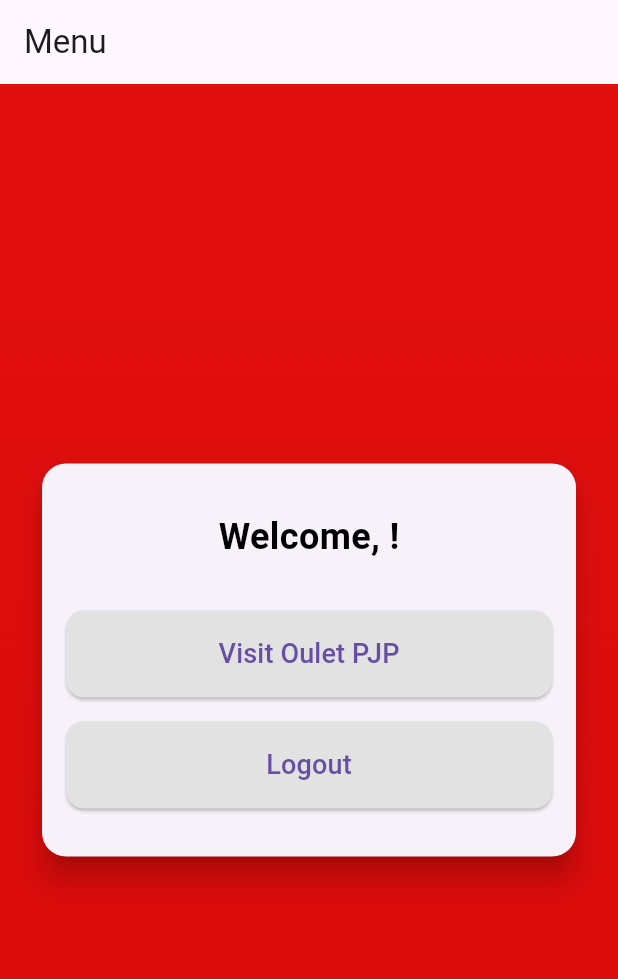
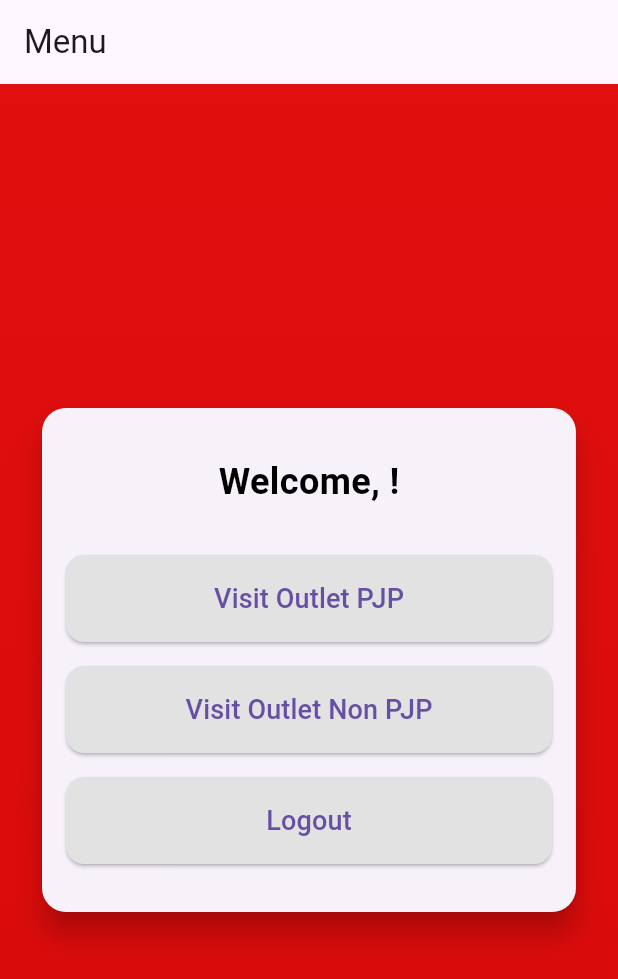
Before and after one commit to fikrim1109/pamasuka_app, a Flutter app: the MenuPage screen opened directly with empty values, on a phone screen of 412 x 824 dp. Shown: the top 979 px of the screen. Run offline on Flutter 3.47's test engine with Material 3 defaults, Android fonts, the light colour scheme and no system bars; our stand-ins replace image_picker.

Commit message:
feat: add non-pjp outlet menu option
- Added new 'Visit Outlet Non PJP' button in menu page
- Maintained consistent styling with existing buttons
- Updated navigation flow for new menu option

```diff
--- a/lib/menu_page.dart
+++ b/lib/menu_page.dart
@@ -46,11 +46,11 @@ class MenuPage extends StatelessWidget {
                       ),
                     ),
                     const SizedBox(height: 32),
+                    // Tombol Visit Outlet PJP
                     SizedBox(
                       width: double.infinity,
                       child: ElevatedButton(
                         onPressed: () {
-                          // Navigasi ke halaman isi data (HomePage)
                           Navigator.push(
                             context,
                             MaterialPageRoute(
@@ -69,17 +69,47 @@ class MenuPage extends StatelessWidget {
                           backgroundColor: const Color(0xFFE2E2E2),
                         ),
                         child: const Text(
-                          'Visit Oulet PJP',
+                          'Visit Outlet PJP',
                           style: TextStyle(fontSize: 18),
                         ),
                       ),
                     ),
                     const SizedBox(height: 16),
+                    // Tombol Visit Outlet Non PJP (Baru)
                     SizedBox(
                       width: double.infinity,
                       child: ElevatedButton(
                         onPressed: () {
-                          // Navigasi ke halaman login (logout)
+                          // Navigasi ke halaman yang sama atau berbeda
+                          Navigator.push(
+                            context,
+                            MaterialPageRoute(
+                              builder: (context) => HomePage(
+                                username: username,
+                                userId: userId,
+                              ),
+                            ),
+                          );
+                        },
+                        style: ElevatedButton.styleFrom(
+                          padding: const EdgeInsets.symmetric(vertical: 16),
+                          shape: RoundedRectangleBorder(
+                            borderRadius: BorderRadius.circular(12),
+                          ),
+                          backgroundColor: const Color(0xFFE2E2E2),
+                        ),
+                        child: const Text(
+                          'Visit Outlet Non PJP',
+                          style: TextStyle(fontSize: 18),
+                        ),
+                      ),
+                    ),
+                    const SizedBox(height: 16),
+                    // Tombol Logout
+                    SizedBox(
+                      width: double.infinity,
+                      child: ElevatedButton(
+                        onPressed: () {
                           Navigator.pushAndRemoveUntil(
                             context,
                             MaterialPageRoute(builder: (context) => const LoginPage()),
```
